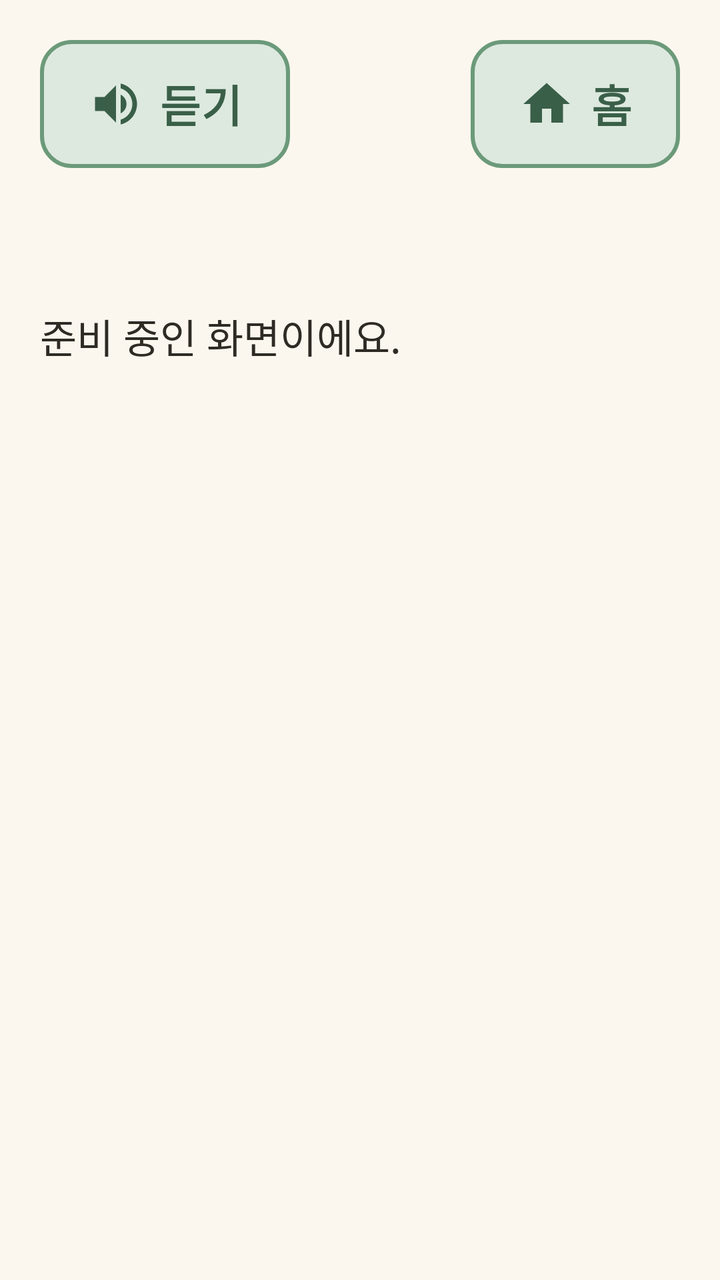
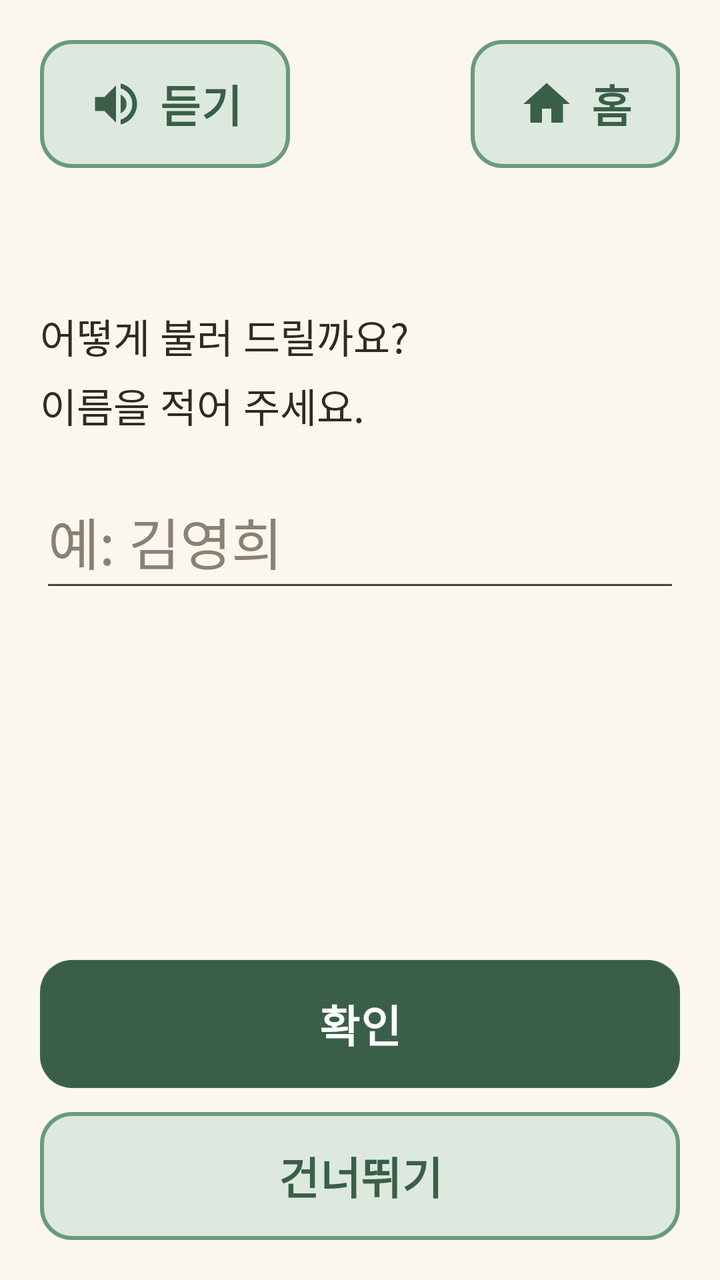

The first picture is an Android layout as it rendered before a commit; the second is the same layout after the commit. The layout source and the unified diff follow.
<!-- AndroidManifest.xml: application theme Theme.Dorawing -->
<!-- res/layout/activity_name_input.xml -->
<?xml version="1.0" encoding="utf-8"?>
<LinearLayout xmlns:android="http://schemas.android.com/apk/res/android"
    android:layout_width="match_parent"
    android:layout_height="match_parent"
    android:orientation="vertical"
    android:padding="@dimen/screen_padding">

    <include
        android:id="@+id/topBar"
        layout="@layout/view_top_bar" />

    <TextView
        android:layout_width="match_parent"
        android:layout_height="wrap_content"
        android:layout_marginTop="@dimen/screen_padding"
        android:text="@string/screen_preparing" />
</LinearLayout>
<!-- res/layout/view_top_bar.xml (included above) -->
<?xml version="1.0" encoding="utf-8"?>
<LinearLayout xmlns:android="http://schemas.android.com/apk/res/android"
    xmlns:app="http://schemas.android.com/apk/res-auto"
    android:layout_width="match_parent"
    android:layout_height="wrap_content"
    android:orientation="vertical">

    <LinearLayout
        android:layout_width="match_parent"
        android:layout_height="wrap_content"
        android:gravity="center_vertical"
        android:orientation="horizontal">

        <com.google.android.material.button.MaterialButton
            android:id="@+id/btnSpeak"
            style="@style/Button.Secondary"
            android:layout_width="wrap_content"
            android:layout_height="wrap_content"
            android:text="@string/top_speak"
            app:icon="@drawable/ic_speaker" />

        <Space
            android:layout_width="0dp"
            android:layout_height="0dp"
            android:layout_weight="1" />

        <com.google.android.material.button.MaterialButton
            android:id="@+id/btnHome"
            style="@style/Button.Secondary"
            android:layout_width="wrap_content"
            android:layout_height="wrap_content"
            android:text="@string/top_home"
            app:icon="@drawable/ic_home" />
    </LinearLayout>

    <TextView
        android:id="@+id/tvTitle"
        style="@style/Text.Title"
        android:layout_width="match_parent"
        android:layout_height="wrap_content"
        android:layout_marginTop="@dimen/gap" />
</LinearLayout>
<!-- resources referenced by this layout -->
<resources>
  <dimen name="gap">12dp</dimen>
  <dimen name="screen_padding">20dp</dimen>
  <!-- drawable ic_home (drawable) -->
  <vector xmlns:android="http://schemas.android.com/apk/res/android"
      android:width="24dp"
      android:height="24dp"
      android:viewportWidth="24"
      android:viewportHeight="24">
      <path
          android:fillColor="#FF000000"
          android:pathData="M10,20v-6h4v6h5v-8h3L12,3 2,12h3v8z" />
  </vector>
  <!-- drawable ic_speaker (drawable) -->
  <vector xmlns:android="http://schemas.android.com/apk/res/android"
      android:width="24dp"
      android:height="24dp"
      android:viewportWidth="24"
      android:viewportHeight="24">
      <path
          android:fillColor="#FF000000"
          android:pathData="M3,9v6h4l5,5V4L7,9H3zM16.5,12c0,-1.77 -1.02,-3.29 -2.5,-4.03v8.05c1.48,-0.73 2.5,-2.25 2.5,-4.02zM14,3.23v2.06c2.89,0.86 5,3.54 5,6.71s-2.11,5.85 -5,6.71v2.06c4.01,-0.91 7,-4.49 7,-8.77s-2.99,-7.86 -7,-8.77z" />
  </vector>
  <string name="screen_preparing">준비 중인 화면이에요.</string>
  <string name="top_home">홈</string>
  <string name="top_speak">듣기</string>
  <style name="Button.Secondary" parent="Button.Primary">
          <item name="backgroundTint">@color/green_light</item>
          <item name="android:textColor">@color/green_dark</item>
          <item name="iconTint">@color/green_dark</item>
          <item name="strokeColor">@color/green_mid</item>
          <item name="strokeWidth">@dimen/button_stroke</item>
      </style>
  <style name="Text.Title" parent="Text.Body">
          <item name="android:textSize">@dimen/text_title</item>
          <item name="android:textStyle">bold</item>
          <item name="android:textColor">@color/green_dark</item>
      </style>
  <style name="Theme.Dorawing" parent="Theme.Material3.Light.NoActionBar">
          <item name="colorPrimary">@color/green_dark</item>
          <item name="colorOnPrimary">@color/white</item>
          <item name="colorSecondary">@color/coral_dark</item>
          <item name="colorOnSecondary">@color/white</item>
          <item name="android:colorBackground">@color/cream</item>
          <item name="colorSurface">@color/cream</item>
          <item name="colorOnSurface">@color/text_main</item>
          <item name="android:windowBackground">@color/cream</item>
          <item name="android:windowLightStatusBar">true</item>
          <item name="android:windowLightNavigationBar">true</item>
          
          <item name="android:textViewStyle">@style/Text.Body</item>
          <item name="materialButtonStyle">@style/Button.Primary</item>
      </style>
  <color name="green_light">#DDE9DF</color>
  <color name="green_dark">#3A5F48</color>
  <color name="green_mid">#6B9A7A</color>
  <dimen name="button_stroke">2dp</dimen>
  <style name="Text.Body" parent="Widget.MaterialComponents.TextView">
          <item name="android:textSize">@dimen/text_body</item>
          <item name="android:textColor">@color/text_main</item>
          <item name="android:lineSpacingMultiplier">1.2</item>
      </style>
  <dimen name="text_title">28sp</dimen>
  <color name="white">#FFFFFFFF</color>
  <color name="coral_dark">#C85A41</color>
  <color name="cream">#FBF7EE</color>
  <color name="text_main">#2E2A24</color>
  <dimen name="button_height">64dp</dimen>
  <dimen name="text_button">22sp</dimen>
  <dimen name="corner">16dp</dimen>
  <dimen name="icon_size">28dp</dimen>
  <dimen name="text_body">20sp</dimen>
  <!-- unchanged entries left out for length: 1 -->
</resources>

<!-- the commit's change to res/layout/activity_name_input.xml (unified diff, before → after) -->
@@ -9,11 +9,52 @@
         android:id="@+id/topBar"
         layout="@layout/view_top_bar" />
 
-    <TextView
+    <ScrollView
+        android:layout_width="match_parent"
+        android:layout_height="0dp"
+        android:layout_weight="1">
+
+        <LinearLayout
+            android:layout_width="match_parent"
+            android:layout_height="wrap_content"
+            android:orientation="vertical">
+
+            <TextView
+                android:layout_width="match_parent"
+                android:layout_height="wrap_content"
+                android:layout_marginTop="@dimen/screen_padding"
+                android:text="@string/name_guide" />
+
+            <EditText
+                android:id="@+id/etName"
+                android:layout_width="match_parent"
+                android:layout_height="wrap_content"
+                android:layout_marginTop="@dimen/screen_padding"
+                android:hint="@string/name_hint"
+                android:imeOptions="actionDone"
+                android:importantForAutofill="no"
+                android:inputType="textPersonName"
+                android:maxLength="10"
+                android:minHeight="@dimen/button_height"
+                android:textColor="@color/text_main"
+                android:textColorHint="@color/text_sub"
+                android:textSize="@dimen/text_title" />
+        </LinearLayout>
+    </ScrollView>
+
+    <com.google.android.material.button.MaterialButton
+        android:id="@+id/btnOk"
         android:layout_width="match_parent"
         android:layout_height="wrap_content"
-        android:layout_marginTop="@dimen/screen_padding"
-        android:text="@string/screen_preparing" />
+        android:text="@string/name_ok" />
+
+    <com.google.android.material.button.MaterialButton
+        android:id="@+id/btnSkip"
+        style="@style/Button.Secondary"
+        android:layout_width="match_parent"
+        android:layout_height="wrap_content"
+        android:layout_marginTop="@dimen/gap"
+        android:text="@string/name_skip" />
 </LinearLayout>
 <!-- res/layout/view_top_bar.xml (included above) -->
 <?xml version="1.0" encoding="utf-8"?>
<!-- resource entries referenced after the edit -->
@@ -22,7 +22,10 @@
           android:fillColor="#FF000000"
           android:pathData="M3,9v6h4l5,5V4L7,9H3zM16.5,12c0,-1.77 -1.02,-3.29 -2.5,-4.03v8.05c1.48,-0.73 2.5,-2.25 2.5,-4.02zM14,3.23v2.06c2.89,0.86 5,3.54 5,6.71s-2.11,5.85 -5,6.71v2.06c4.01,-0.91 7,-4.49 7,-8.77s-2.99,-7.86 -7,-8.77z" />
   </vector>
-  <string name="screen_preparing">준비 중인 화면이에요.</string>
+  <string name="name_guide">어떻게 불러 드릴까요?\n이름을 적어 주세요.</string>
+  <string name="name_hint">예: 김영희</string>
+  <string name="name_ok">확인</string>
+  <string name="name_skip">건너뛰기</string>
   <string name="top_home">홈</string>
   <string name="top_speak">듣기</string>
   <style name="Button.Secondary" parent="Button.Primary">
@@ -47,7 +50,7 @@
           <item name="colorOnSurface">@color/text_main</item>
           <item name="android:windowBackground">@color/cream</item>
           <item name="android:windowLightStatusBar">true</item>
-          <item name="android:windowLightNavigationBar">true</item>
+          <item name="android:windowLightNavigationBar" tools:targetApi="27">true</item>
           
           <item name="android:textViewStyle">@style/Text.Body</item>
           <item name="materialButtonStyle">@style/Button.Primary</item>
@@ -66,6 +69,7 @@
   <color name="coral_dark">#C85A41</color>
   <color name="cream">#FBF7EE</color>
   <color name="text_main">#2E2A24</color>
+  <color name="text_sub">#8A8073</color>
   <dimen name="button_height">64dp</dimen>
   <dimen name="text_button">22sp</dimen>
   <dimen name="corner">16dp</dimen>
